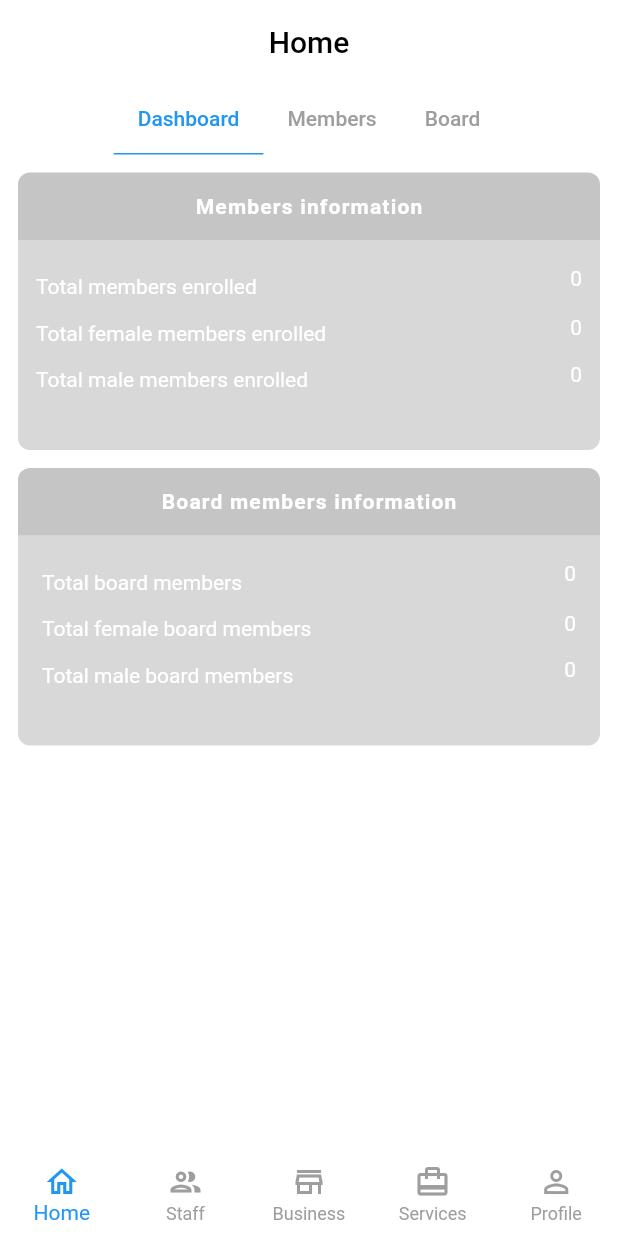
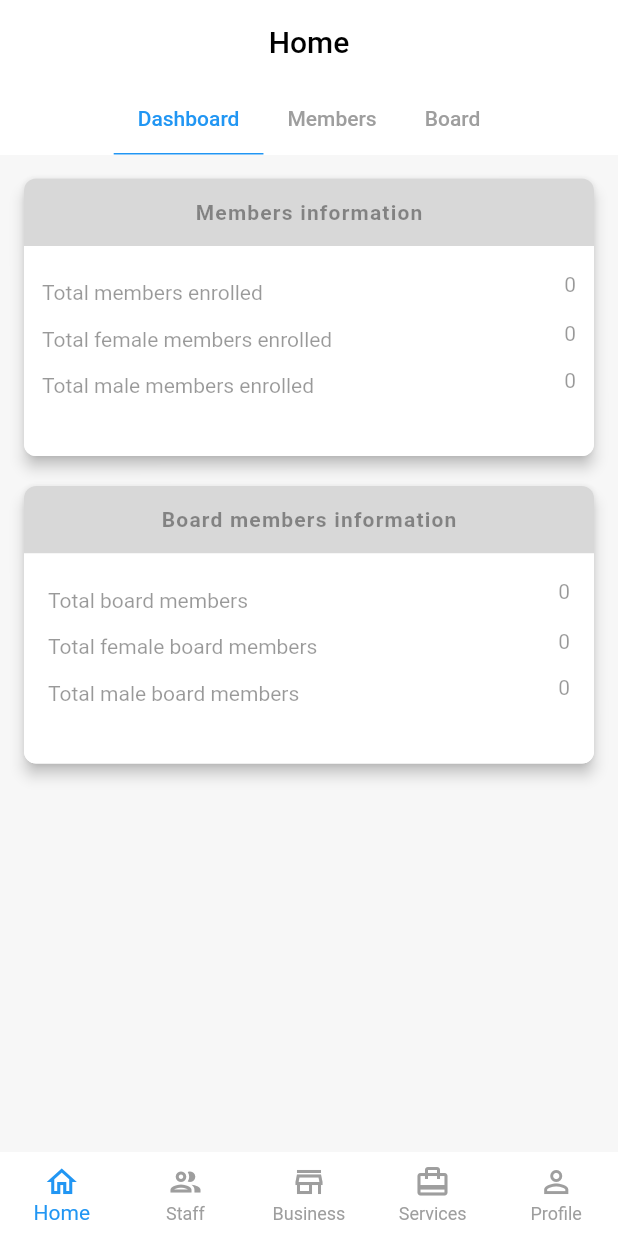
Before and after one commit to VijayGanganapalli/vfpcl, a Flutter app: the screen it shows once a user with an empty profile is signed in, on a phone screen of 412 x 824 dp. Run offline on Flutter 3.47's test engine with Material 2 defaults, Android fonts, the phone set to English and light mode, and no system bars; our stand-ins replace animated_text_kit, cloud_firestore, firebase_auth, firebase_core, firebase_storage, image_cropper and 1 more; accounts and stored records are empty.

Commit message:
Updated dashboard screen

```diff
--- a/lib/screens/dashboard_screen/dashboard_screen.dart
+++ b/lib/screens/dashboard_screen/dashboard_screen.dart
@@ -14,18 +14,23 @@ class _DashboardScreenState extends State<DashboardScreen> {
   @override
   Widget build(BuildContext context) {
     return Scaffold(
+      backgroundColor: greyColor.withOpacity(0.08),
       body: ListView(
         padding: const EdgeInsets.all(12),
         physics: const BouncingScrollPhysics(),
         children: [
-          Column(
-            mainAxisAlignment: MainAxisAlignment.spaceEvenly,
+          Card(
+            elevation: 4,
+            shape: RoundedRectangleBorder(
+              borderRadius: BorderRadius.circular(8),
+            ),
+            child: Column(
               children: [
                 Container(
                   height: 45,
                   width: MediaQuery.of(context).size.width,
                   decoration: BoxDecoration(
-                  color: greyColor.withOpacity(0.6),
+                    color: greyColor.withOpacity(0.4),
                     borderRadius: const BorderRadius.only(
                       topLeft: Radius.circular(8),
                       topRight: Radius.circular(8),
@@ -35,7 +40,7 @@ class _DashboardScreenState extends State<DashboardScreen> {
                     child: Text(
                       "Members information",
                       style: Theme.of(context).textTheme.headline4!.copyWith(
-                          color: backgroundColor,
+                            color: defaultColor.withOpacity(0.4),
                             letterSpacing: 0.8,
                           ),
                     ),
@@ -46,9 +51,9 @@ class _DashboardScreenState extends State<DashboardScreen> {
                       const EdgeInsets.symmetric(horizontal: 12, vertical: 8),
                   height: 140,
                   width: MediaQuery.of(context).size.width,
-                decoration: BoxDecoration(
-                  color: greyColor.withOpacity(0.4),
-                  borderRadius: const BorderRadius.only(
+                  decoration: const BoxDecoration(
+                    color: backgroundColor,
+                    borderRadius: BorderRadius.only(
                       bottomLeft: Radius.circular(8),
                       bottomRight: Radius.circular(8),
                     ),
@@ -58,9 +63,12 @@ class _DashboardScreenState extends State<DashboardScreen> {
                       Row(
                         mainAxisAlignment: MainAxisAlignment.spaceBetween,
                         children: [
-                        const Text(
+                          Text(
                             'Total members enrolled',
-                          style: TextStyle(color: backgroundColor, height: 2.5),
+                            style: TextStyle(
+                              color: defaultColor.withOpacity(0.4),
+                              height: 2.5,
+                            ),
                           ),
                           StreamBuilder(
                               stream: FirebaseFirestore.instance
@@ -85,15 +93,16 @@ class _DashboardScreenState extends State<DashboardScreen> {
                                 if (snapshot.hasData) {
                                   return Text(
                                     snapshot.data!.docs.length.toString(),
-                                  style:
-                                      const TextStyle(color: backgroundColor),
+                                    style: TextStyle(
+                                      color: defaultColor.withOpacity(0.4),
+                                    ),
                                   );
                                 }
-                              return const SizedBox(
+                                return SizedBox(
                                   width: 10,
                                   height: 10,
                                   child: CircularProgressIndicator(
-                                  color: backgroundColor,
+                                    color: defaultColor.withOpacity(0.4),
                                   ),
                                 );
                               }),
@@ -102,9 +111,12 @@ class _DashboardScreenState extends State<DashboardScreen> {
                       Row(
                         mainAxisAlignment: MainAxisAlignment.spaceBetween,
                         children: [
-                        const Text(
+                          Text(
                             'Total female members enrolled',
-                          style: TextStyle(color: backgroundColor, height: 2.2),
+                            style: TextStyle(
+                              color: defaultColor.withOpacity(0.4),
+                              height: 2.2,
+                            ),
                           ),
                           StreamBuilder(
                               stream: FirebaseFirestore.instance
@@ -130,15 +142,16 @@ class _DashboardScreenState extends State<DashboardScreen> {
                                 if (snapshot.hasData) {
                                   return Text(
                                     snapshot.data!.docs.length.toString(),
-                                  style:
-                                      const TextStyle(color: backgroundColor),
+                                    style: TextStyle(
+                                      color: defaultColor.withOpacity(0.4),
+                                    ),
                                   );
                                 }
-                              return const SizedBox(
+                                return SizedBox(
                                   width: 10,
                                   height: 10,
                                   child: CircularProgressIndicator(
-                                  color: backgroundColor,
+                                    color: defaultColor.withOpacity(0.4),
                                   ),
                                 );
                               }),
@@ -147,9 +160,12 @@ class _DashboardScreenState extends State<DashboardScreen> {
                       Row(
                         mainAxisAlignment: MainAxisAlignment.spaceBetween,
                         children: [
-                        const Text(
+                          Text(
                             'Total male members enrolled',
-                          style: TextStyle(color: backgroundColor, height: 2.2),
+                            style: TextStyle(
+                              color: defaultColor.withOpacity(0.4),
+                              height: 2.2,
+                            ),
                           ),
                           StreamBuilder(
                               stream: FirebaseFirestore.instance
@@ -175,15 +191,16 @@ class _DashboardScreenState extends State<DashboardScreen> {
                                 if (snapshot.hasData) {
                                   return Text(
                                     snapshot.data!.docs.length.toString(),
-                                  style:
-                                      const TextStyle(color: backgroundColor),
+                                    style: TextStyle(
+                                      color: defaultColor.withOpacity(0.4),
+                                    ),
                                   );
                                 }
-                              return const SizedBox(
+                                return SizedBox(
                                   width: 10,
                                   height: 10,
                                   child: CircularProgressIndicator(
-                                  color: backgroundColor,
+                                    color: defaultColor.withOpacity(0.4),
                                   ),
                                 );
                               }),
@@ -194,14 +211,20 @@ class _DashboardScreenState extends State<DashboardScreen> {
                 ),
               ],
             ),
+          ),
           const SizedBox(height: 12),
-          Column(
+          Card(
+            elevation: 4,
+            shape: RoundedRectangleBorder(
+              borderRadius: BorderRadius.circular(8),
+            ),
+            child: Column(
               children: [
                 Container(
                   height: 45,
                   width: MediaQuery.of(context).size.width,
                   decoration: BoxDecoration(
-                  color: greyColor.withOpacity(0.6),
+                    color: greyColor.withOpacity(0.4),
                     borderRadius: const BorderRadius.only(
                       topLeft: Radius.circular(8),
                       topRight: Radius.circular(8),
@@ -211,7 +234,7 @@ class _DashboardScreenState extends State<DashboardScreen> {
                     child: Text(
                       "Board members information",
                       style: Theme.of(context).textTheme.headline4!.copyWith(
-                          color: backgroundColor,
+                            color: defaultColor.withOpacity(0.4),
                             letterSpacing: 0.8,
                           ),
                     ),
@@ -222,9 +245,9 @@ class _DashboardScreenState extends State<DashboardScreen> {
                       const EdgeInsets.symmetric(horizontal: 16, vertical: 8),
                   height: 140,
                   width: MediaQuery.of(context).size.width,
-                decoration: BoxDecoration(
-                  color: greyColor.withOpacity(0.4),
-                  borderRadius: const BorderRadius.only(
+                  decoration: const BoxDecoration(
+                    color: backgroundColor,
+                    borderRadius: BorderRadius.only(
                       bottomLeft: Radius.circular(8),
                       bottomRight: Radius.circular(8),
                     ),
@@ -234,9 +257,12 @@ class _DashboardScreenState extends State<DashboardScreen> {
                       Row(
                         mainAxisAlignment: MainAxisAlignment.spaceBetween,
                         children: [
-                        const Text(
+                          Text(
                             'Total board members',
-                          style: TextStyle(color: backgroundColor, height: 2.5),
+                            style: TextStyle(
+                              color: defaultColor.withOpacity(0.4),
+                              height: 2.5,
+                            ),
                           ),
                           StreamBuilder(
                               stream: FirebaseFirestore.instance
@@ -262,15 +288,16 @@ class _DashboardScreenState extends State<DashboardScreen> {
                                 if (snapshot.hasData) {
                                   return Text(
                                     snapshot.data!.docs.length.toString(),
-                                  style:
-                                      const TextStyle(color: backgroundColor),
+                                    style: TextStyle(
+                                      color: defaultColor.withOpacity(0.4),
+                                    ),
                                   );
                                 }
-                              return const SizedBox(
+                                return SizedBox(
                                   width: 10,
                                   height: 10,
                                   child: CircularProgressIndicator(
-                                  color: backgroundColor,
+                                    color: defaultColor.withOpacity(0.4),
                                   ),
                                 );
                               }),
@@ -279,9 +306,11 @@ class _DashboardScreenState extends State<DashboardScreen> {
                       Row(
                         mainAxisAlignment: MainAxisAlignment.spaceBetween,
                         children: [
-                        const Text(
+                          Text(
                             'Total female board members',
-                          style: TextStyle(color: backgroundColor, height: 2.2),
+                            style: TextStyle(
+                                color: defaultColor.withOpacity(0.4),
+                                height: 2.2),
                           ),
                           StreamBuilder(
                               stream: FirebaseFirestore.instance
@@ -308,16 +337,17 @@ class _DashboardScreenState extends State<DashboardScreen> {
                                 if (snapshot.hasData) {
                                   return Text(
                                     snapshot.data!.docs.length.toString(),
-                                  style:
-                                      const TextStyle(color: backgroundColor),
+                                    style: TextStyle(
+                                      color: defaultColor.withOpacity(0.4),
+                                    ),
                                   );
                                 }
 
-                              return const SizedBox(
+                                return SizedBox(
                                   width: 10,
                                   height: 10,
                                   child: CircularProgressIndicator(
-                                  color: backgroundColor,
+                                    color: defaultColor.withOpacity(0.4),
                                   ),
                                 );
                               }),
@@ -326,9 +356,11 @@ class _DashboardScreenState extends State<DashboardScreen> {
                       Row(
                         mainAxisAlignment: MainAxisAlignment.spaceBetween,
                         children: [
-                        const Text(
+                          Text(
                             'Total male board members',
-                          style: TextStyle(color: backgroundColor, height: 2.2),
+                            style: TextStyle(
+                                color: defaultColor.withOpacity(0.4),
+                                height: 2.2),
                           ),
                           StreamBuilder(
                               stream: FirebaseFirestore.instance
@@ -355,15 +387,16 @@ class _DashboardScreenState extends State<DashboardScreen> {
                                 if (snapshot.hasData) {
                                   return Text(
                                     snapshot.data!.docs.length.toString(),
-                                  style:
-                                      const TextStyle(color: backgroundColor),
+                                    style: TextStyle(
+                                      color: defaultColor.withOpacity(0.4),
+                                    ),
                                   );
                                 }
-                              return const SizedBox(
+                                return SizedBox(
                                   width: 10,
                                   height: 10,
                                   child: CircularProgressIndicator(
-                                  color: backgroundColor,
+                                    color: defaultColor.withOpacity(0.4),
                                   ),
                                 );
                               }),
@@ -374,6 +407,7 @@ class _DashboardScreenState extends State<DashboardScreen> {
                 ),
               ],
             ),
+          ),
         ],
       ),
     );
```
Lines whose indentation alone changed are shown as unchanged.
